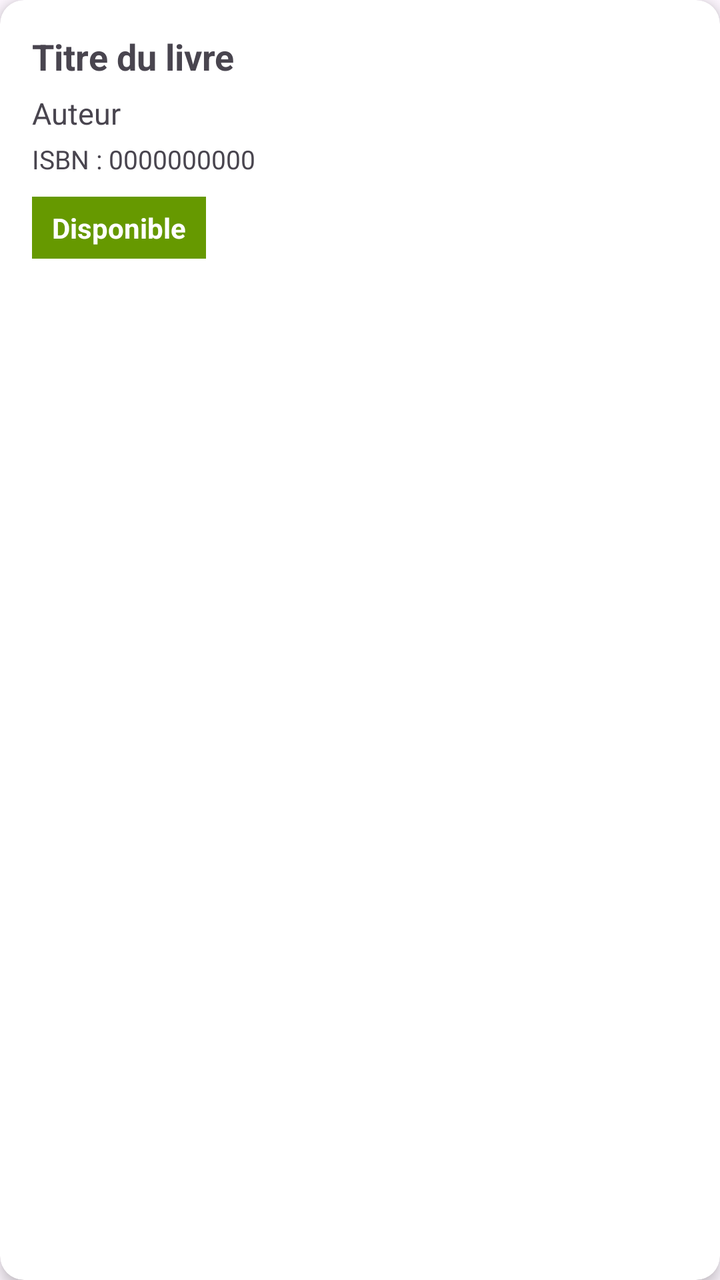
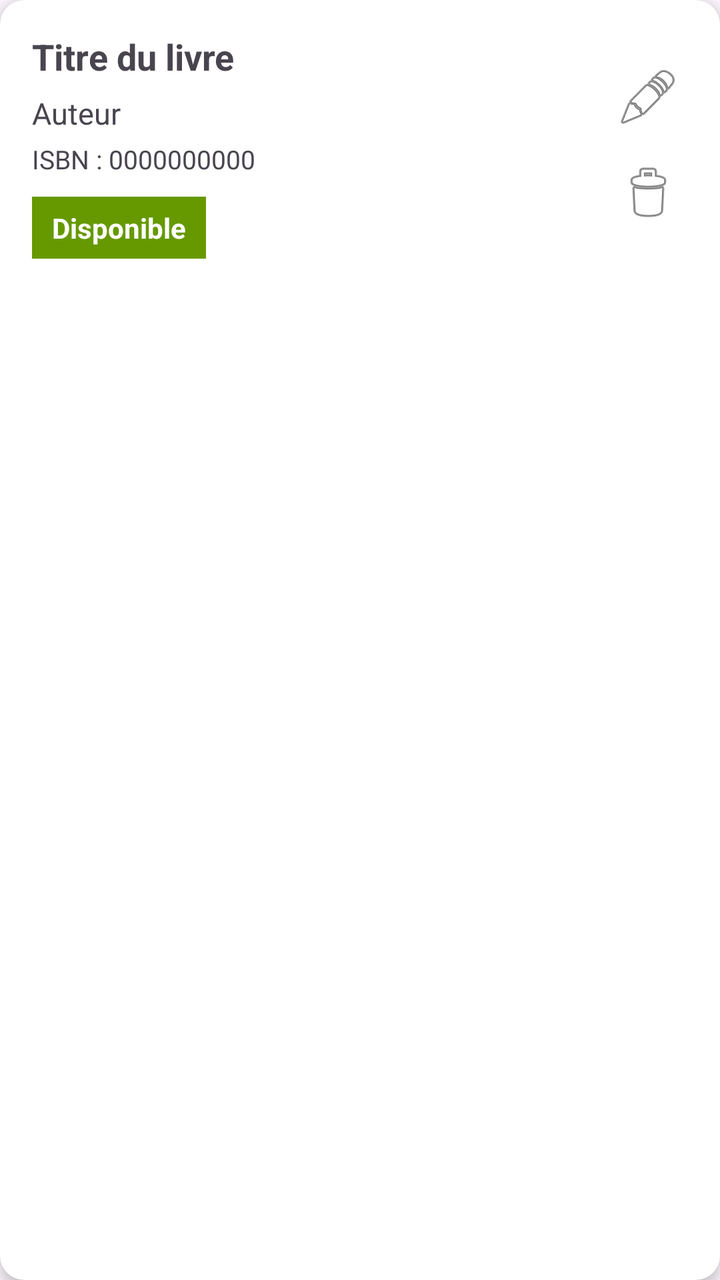

Before-and-after screenshots of an Android layout around one commit, followed by the original layout XML and the change that was made.
<!-- AndroidManifest.xml: application theme Theme.BibliothequeApp -->
<!-- res/layout/item_livre.xml -->
<?xml version="1.0" encoding="utf-8"?>
<androidx.cardview.widget.CardView
    xmlns:android="http://schemas.android.com/apk/res/android"
    xmlns:app="http://schemas.android.com/apk/res-auto"
    android:layout_width="match_parent"
    android:layout_height="wrap_content"
    android:layout_margin="8dp"
    app:cardCornerRadius="12dp"
    app:cardElevation="4dp">

    <LinearLayout
        android:layout_width="match_parent"
        android:layout_height="wrap_content"
        android:orientation="vertical"
        android:padding="16dp">

        <TextView
            android:id="@+id/tvTitreLivre"
            android:layout_width="wrap_content"
            android:layout_height="wrap_content"
            android:text="Titre du livre"
            android:textSize="18sp"
            android:textStyle="bold" />

        <TextView
            android:id="@+id/tvAuteurLivre"
            android:layout_width="wrap_content"
            android:layout_height="wrap_content"
            android:layout_marginTop="6dp"
            android:text="Auteur"
            android:textSize="15sp" />

        <TextView
            android:id="@+id/tvIsbnLivre"
            android:layout_width="wrap_content"
            android:layout_height="wrap_content"
            android:layout_marginTop="4dp"
            android:text="ISBN : 0000000000"
            android:textSize="13sp" />

        <TextView
            android:id="@+id/tvDisponibilite"
            android:layout_width="wrap_content"
            android:layout_height="wrap_content"
            android:layout_marginTop="10dp"
            android:paddingStart="10dp"
            android:paddingTop="6dp"
            android:paddingEnd="10dp"
            android:paddingBottom="6dp"
            android:text="Disponible"
            android:textStyle="bold"
            android:textColor="@android:color/white"
            android:background="@android:color/holo_green_dark" />

    </LinearLayout>

</androidx.cardview.widget.CardView>
<!-- resources referenced by this layout -->
<resources>
  <style name="Theme.BibliothequeApp" parent="Base.Theme.BibliothequeApp" />
  <style name="Base.Theme.BibliothequeApp" parent="Theme.Material3.DayNight.NoActionBar">
          
          
      </style>
</resources>

<!-- the commit's change to res/layout/item_livre.xml (unified diff, before → after) -->
@@ -11,46 +11,80 @@
     <LinearLayout
         android:layout_width="match_parent"
         android:layout_height="wrap_content"
-        android:orientation="vertical"
+        android:orientation="horizontal"
         android:padding="16dp">
 
-        <TextView
-            android:id="@+id/tvTitreLivre"
+        <LinearLayout
+            android:layout_width="0dp"
+            android:layout_height="wrap_content"
+            android:layout_weight="1"
+            android:orientation="vertical">
+
+            <TextView
+                android:id="@+id/tvTitreLivre"
+                android:layout_width="wrap_content"
+                android:layout_height="wrap_content"
+                android:text="Titre du livre"
+                android:textSize="18sp"
+                android:textStyle="bold" />
+
+            <TextView
+                android:id="@+id/tvAuteurLivre"
+                android:layout_width="wrap_content"
+                android:layout_height="wrap_content"
+                android:layout_marginTop="6dp"
+                android:text="Auteur"
+                android:textSize="15sp" />
+
+            <TextView
+                android:id="@+id/tvIsbnLivre"
+                android:layout_width="wrap_content"
+                android:layout_height="wrap_content"
+                android:layout_marginTop="4dp"
+                android:text="ISBN : 0000000000"
+                android:textSize="13sp" />
+
+            <TextView
+                android:id="@+id/tvDisponibilite"
+                android:layout_width="wrap_content"
+                android:layout_height="wrap_content"
+                android:layout_marginTop="10dp"
+                android:paddingStart="10dp"
+                android:paddingTop="6dp"
+                android:paddingEnd="10dp"
+                android:paddingBottom="6dp"
+                android:text="Disponible"
+                android:textStyle="bold"
+                android:textColor="@android:color/white"
+                android:background="@android:color/holo_green_dark" />
+
+        </LinearLayout>
+
+        <LinearLayout
             android:layout_width="wrap_content"
             android:layout_height="wrap_content"
-            android:text="Titre du livre"
-            android:textSize="18sp"
-            android:textStyle="bold" />
+            android:orientation="vertical"
+            android:gravity="center"
+            android:layout_gravity="center_vertical">
 
-        <TextView
-            android:id="@+id/tvAuteurLivre"
-            android:layout_width="wrap_content"
-            android:layout_height="wrap_content"
-            android:layout_marginTop="6dp"
-            android:text="Auteur"
-            android:textSize="15sp" />
+            <ImageButton
+                android:id="@+id/btnModifierItem"
+                android:layout_width="40dp"
+                android:layout_height="40dp"
+                android:background="?attr/selectableItemBackgroundBorderless"
+                android:src="@android:drawable/ic_menu_edit"
+                android:contentDescription="Modifier" />
 
-        <TextView
-            android:id="@+id/tvIsbnLivre"
-            android:layout_width="wrap_content"
-            android:layout_height="wrap_content"
-            android:layout_marginTop="4dp"
-            android:text="ISBN : 0000000000"
-            android:textSize="13sp" />
+            <ImageButton
+                android:id="@+id/btnSupprimerItem"
+                android:layout_width="40dp"
+                android:layout_height="40dp"
+                android:layout_marginTop="8dp"
+                android:background="?attr/selectableItemBackgroundBorderless"
+                android:src="@android:drawable/ic_menu_delete"
+                android:contentDescription="Supprimer" />
 
-        <TextView
-            android:id="@+id/tvDisponibilite"
-            android:layout_width="wrap_content"
-            android:layout_height="wrap_content"
-            android:layout_marginTop="10dp"
-            android:paddingStart="10dp"
-            android:paddingTop="6dp"
-            android:paddingEnd="10dp"
-            android:paddingBottom="6dp"
-            android:text="Disponible"
-            android:textStyle="bold"
-            android:textColor="@android:color/white"
-            android:background="@android:color/holo_green_dark" />
+        </LinearLayout>
 
     </LinearLayout>
 
